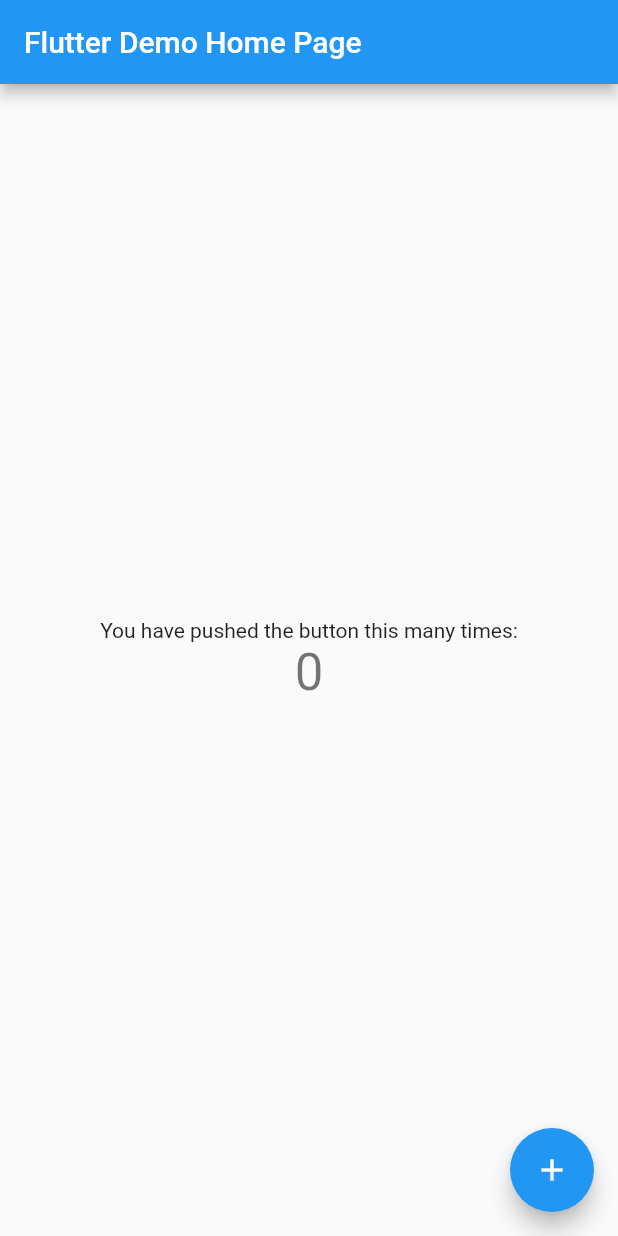
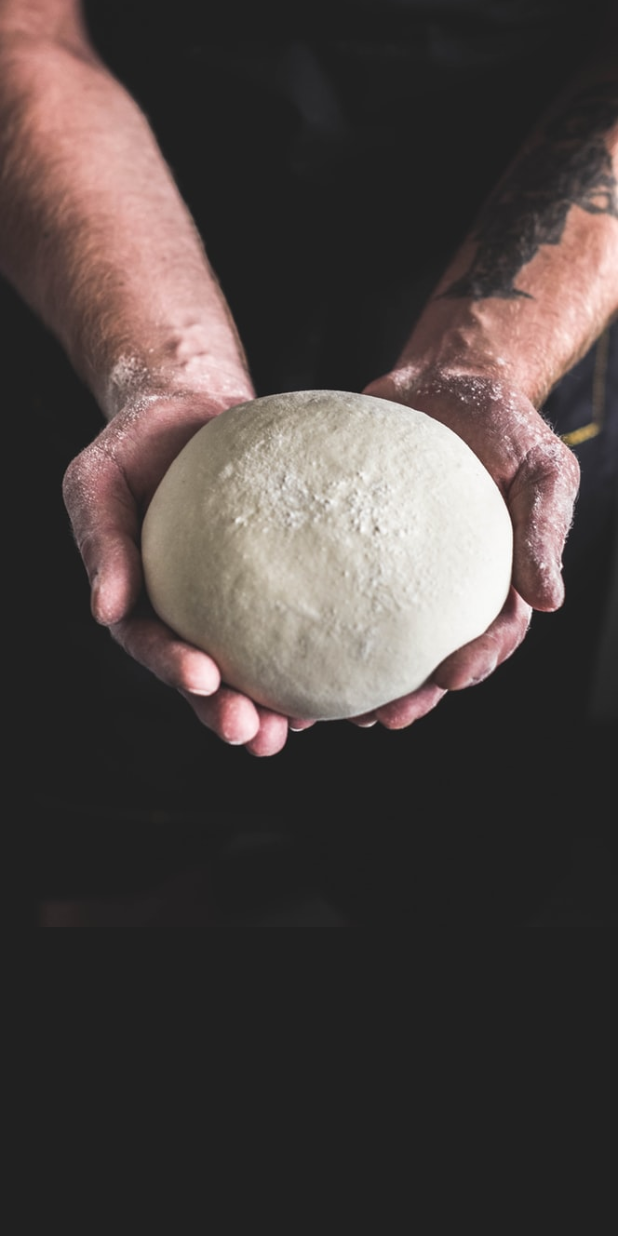
Before and after one commit to huytruong369/Baking-Lessons-Demo, a Flutter app: the screen it shows after launch, on a phone screen of 412 x 824 dp. Run offline on Flutter 3.47's test engine with Material 2 defaults, Android fonts, the phone set to English and light mode, and no system bars; our stand-ins replace firebase_core; accounts and stored records are empty.

Commit message:
add background image

```diff
--- /dev/null
+++ b/lib/contants.dart
@@ -0,0 +1,4 @@
+import 'package:flutter/material.dart';
+
+const kBackgroundColor = Color(0xFF202020);
+const kPrimaryColor = Color(0xFFFFBD73);
--- a/lib/main.dart
+++ b/lib/main.dart
@@ -1,3 +1,4 @@
+import 'package:banking_lessons_app/contants.dart';
 import 'package:flutter/material.dart';
 
 void main() {
@@ -11,105 +12,43 @@
   @override
   Widget build(BuildContext context) {
     return MaterialApp(
-      title: 'Flutter Demo',
+      debugShowCheckedModeBanner: false,
+      title: 'Auth Screen',
       theme: ThemeData(
-        // This is the theme of your application.
-        //
-        // Try running your application with "flutter run". You'll see the
-        // application has a blue toolbar. Then, without quitting the app, try
-        // changing the primarySwatch below to Colors.green and then invoke
-        // "hot reload" (press "r" in the console where you ran "flutter run",
-        // or simply save your changes to "hot reload" in a Flutter IDE).
-        // Notice that the counter didn't reset back to zero; the application
-        // is not restarted.
-        primarySwatch: Colors.blue,
+        primaryColor: kPrimaryColor,
+        scaffoldBackgroundColor: kBackgroundColor,
       ),
-      home: const MyHomePage(title: 'Flutter Demo Home Page'),
+      home: const WelcomeScreen(),
     );
   }
 }
 
-class MyHomePage extends StatefulWidget {
-  const MyHomePage({Key? key, required this.title}) : super(key: key);
-
-  // This widget is the home page of your application. It is stateful, meaning
-  // that it has a State object (defined below) that contains fields that affect
-  // how it looks.
-
-  // This class is the configuration for the state. It holds the values (in this
-  // case the title) provided by the parent (in this case the App widget) and
-  // used by the build method of the State. Fields in a Widget subclass are
-  // always marked "final".
-
-  final String title;
-
-  @override
-  State<MyHomePage> createState() => _MyHomePageState();
-}
-
-class _MyHomePageState extends State<MyHomePage> {
-  int _counter = 0;
-
-  void _incrementCounter() {
-    setState(() {
-      // This call to setState tells the Flutter framework that something has
-      // changed in this State, which causes it to rerun the build method below
-      // so that the display can reflect the updated values. If we changed
-      // _counter without calling setState(), then the build method would not be
-      // called again, and so nothing would appear to happen.
-      _counter++;
-    });
-  }
+class WelcomeScreen extends StatelessWidget {
+  const WelcomeScreen({Key? key}) : super(key: key);
 
   @override
   Widget build(BuildContext context) {
-    // This method is rerun every time setState is called, for instance as done
-    // by the _incrementCounter method above.
-    //
-    // The Flutter framework has been optimized to make rerunning build methods
-    // fast, so that you can just rebuild anything that needs updating rather
-    // than having to individually change instances of widgets.
     return Scaffold(
-      appBar: AppBar(
-        // Here we take the value from the MyHomePage object that was created by
-        // the App.build method, and use it to set our appbar title.
-        title: Text(widget.title),
+      body: Column(
+        children: [
+          Expanded(
+            flex: 3,
+            child: Container(
+              decoration: const BoxDecoration(
+                image: DecorationImage(
+                  fit: BoxFit.cover,
+                  image: AssetImage(
+                    'assets/perosn.jpeg',
+                  ),
+                ),
+              ),
+            ),
+          ),
+          Expanded(
+            child: Column(),
+          ),
+        ],
       ),
-      body: Center(
-        // Center is a layout widget. It takes a single child and positions it
-        // in the middle of the parent.
-        child: Column(
-          // Column is also a layout widget. It takes a list of children and
-          // arranges them vertically. By default, it sizes itself to fit its
-          // children horizontally, and tries to be as tall as its parent.
-          //
-          // Invoke "debug painting" (press "p" in the console, choose the
-          // "Toggle Debug Paint" action from the Flutter Inspector in Android
-          // Studio, or the "Toggle Debug Paint" command in Visual Studio Code)
-          // to see the wireframe for each widget.
-          //
-          // Column has various properties to control how it sizes itself and
-          // how it positions its children. Here we use mainAxisAlignment to
-          // center the children vertically; the main axis here is the vertical
-          // axis because Columns are vertical (the cross axis would be
-          // horizontal).
-          mainAxisAlignment: MainAxisAlignment.center,
-          children: <Widget>[
-            const Text(
-              'You have pushed the button this many times:',
-            ),
-            Text(
-              '$_counter',
-              style: Theme.of(context).textTheme.headline4,
-            ),
-          ],
-        ),
-      ),
-      floatingActionButton: FloatingActionButton(
-        onPressed: _incrementCounter,
-        tooltip: 'Increment',
-        child: const Icon(Icons.add),
-      ), // This trailing comma makes auto-formatting nicer for build methods.
     );
   }
 }
--- a/pubspec.yaml
+++ b/pubspec.yaml
@@ -53,8 +53,8 @@
   # the material Icons class.
   uses-material-design: true
   # To add assets to your application, add an assets section, like this:
-  # assets:
-  #   - images/a_dot_burr.jpeg
+  assets:
+    - assets/
   #   - images/a_dot_ham.jpeg
   # An image asset can refer to one or more resolution-specific "variants", see
   # https://flutter.dev/assets-and-images/#resolution-aware.
```
Also changed, not shown: assets/perosn.jpeg (added).
